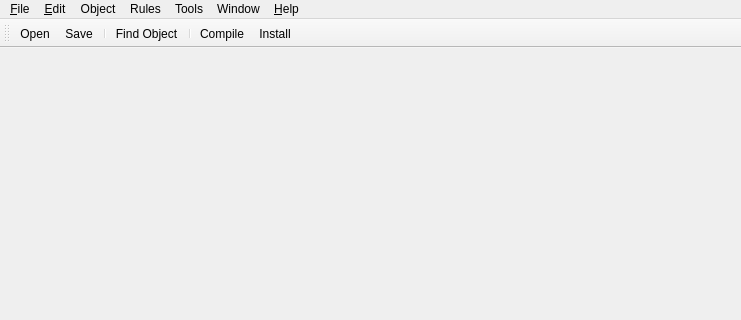
First picture: the form in src/gui/FWBMainWindow_q.ui, repository fwbuilder/fwbuilder, before the edit; both pictures show x 0 to 741 and y 0 to 320 of the 741 by 719 pixel window.
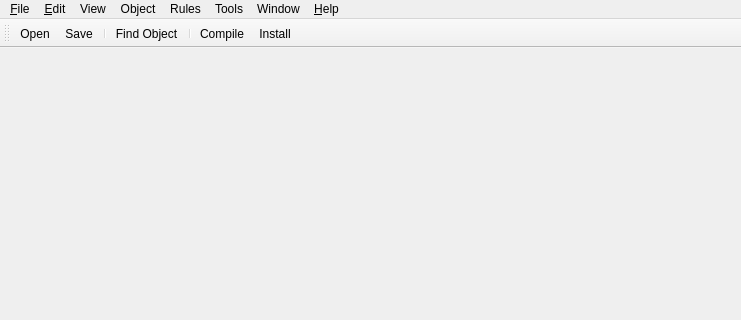
Second picture: the form after the edit. Icons and pictures are not drawn.

```diff
--- a/src/gui/FWBMainWindow_q.ui
+++ b/src/gui/FWBMainWindow_q.ui
@@ -163,8 +163,18 @@
      <string>Window</string>
     </property>
    </widget>
+   <widget class="QMenu" name="viewMenu">
+    <property name="title">
+     <string>View</string>
+    </property>
+    <addaction name="actionObject_Tree"/>
+    <addaction name="actionRules"/>
+    <addaction name="actionEditor_panel"/>
+    <addaction name="actionSearch_panel"/>
+   </widget>
    <addaction name="fileMenu"/>
    <addaction name="editMenu"/>
+   <addaction name="viewMenu"/>
    <addaction name="ObjectMenu"/>
    <addaction name="RulesMenu"/>
    <addaction name="toolsMenu"/>
```
Left out of the diff: 100 changed lines with no effect on the pictures.
